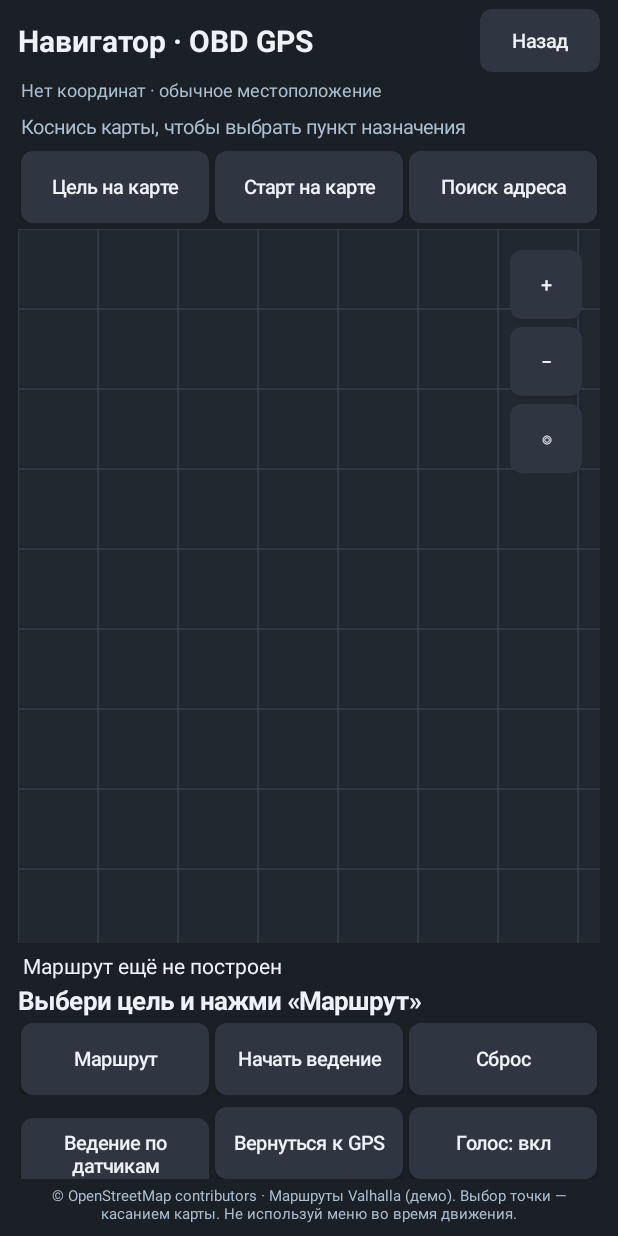
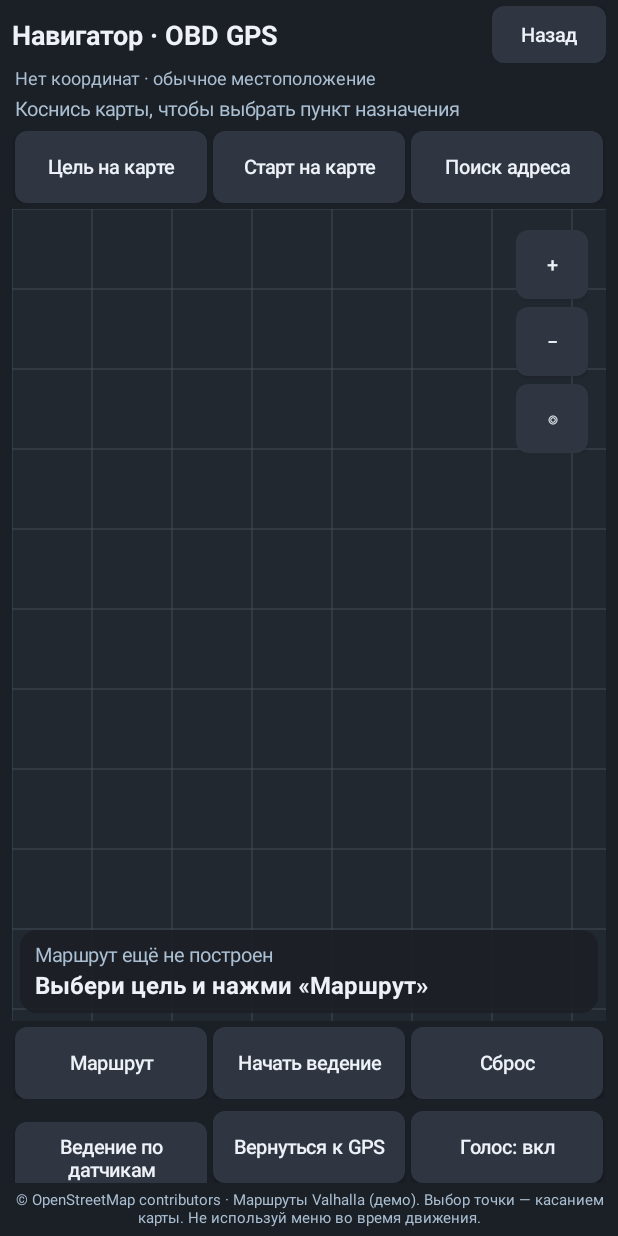
Before and after one commit to morozfiles/gps, an Android app: the NavigatorActivity screen opened directly, with no data from a screen before it, on a phone screen of 412 x 824 dp. Run offline under Robolectric (Android 15) with nearby library versions, the phone set to English and light mode, and no system bars.

Commit message:
style: expand navigation map vertically by compacting header and floating route status on map

```diff
--- a/app/src/main/java/ua/obdgps/nav/NavigatorActivity.kt
+++ b/app/src/main/java/ua/obdgps/nav/NavigatorActivity.kt
@@ -98,12 +98,12 @@ class NavigatorActivity : Activity() {
         val root=LinearLayout(this).apply {
             orientation=LinearLayout.VERTICAL
             setBackgroundColor(pageBackgroundColor)
-            setPadding(dp(12),dp(6),dp(12),dp(8))
+            setPadding(dp(8),dp(4),dp(8),dp(5))
             setOnApplyWindowInsetsListener{v,insets->
                 val bars=insets.getInsets(WindowInsets.Type.systemBars() or
                     WindowInsets.Type.displayCutout())
-                v.setPadding(bars.left+dp(12),bars.top+dp(6),
-                    bars.right+dp(12),bars.bottom+dp(8))
+                v.setPadding(bars.left+dp(8),bars.top+dp(4),
+                    bars.right+dp(8),bars.bottom+dp(5))
                 insets
             }
         }
@@ -112,19 +112,22 @@ class NavigatorActivity : Activity() {
             orientation=LinearLayout.HORIZONTAL
             gravity=Gravity.CENTER_VERTICAL
         }
-        title.addView(label("Навигатор · OBD GPS",20f).apply {
+        title.addView(label("Навигатор · OBD GPS",18f).apply {
             typeface=Typeface.DEFAULT_BOLD
         },LinearLayout.LayoutParams(0,LinearLayout.LayoutParams.WRAP_CONTENT,1f))
         title.addView(styledButton("Назад"){finish()},
-            LinearLayout.LayoutParams(dp(80),dp(42)))
+            LinearLayout.LayoutParams(dp(76),dp(38)))
         root.addView(title)
 
         source=label("Источники координат: ожидание",12f,secondary)
-        source.setPadding(dp(2),dp(3),dp(2),dp(5))
+        source.setPadding(dp(2),dp(1),dp(2),dp(2))
+        source.maxLines=1
+        source.ellipsize=android.text.TextUtils.TruncateAt.END
         root.addView(source)
 
         pickStatus=label("Коснись карты, чтобы выбрать пункт назначения",13f,secondary)
-        pickStatus.setPadding(dp(2),dp(2),dp(2),dp(3))
+        pickStatus.setPadding(dp(2),dp(1),dp(2),dp(2))
+        pickStatus.maxLines=2
         root.addView(pickStatus)
 
         root.addView(row(
@@ -159,14 +162,32 @@ class NavigatorActivity : Activity() {
         root.addView(mapContainer,LinearLayout.LayoutParams(
             LinearLayout.LayoutParams.MATCH_PARENT,0,1f))
 
-        summary=label("Маршрут ещё не построен",14f,textColor)
-        summary.setPadding(dp(3),dp(5),dp(3),dp(2))
-        root.addView(summary)
-        instruction=label("Выбери цель и нажми «Маршрут»",17f,textColor).apply {
+        // Status overlays the bottom of the map instead of taking up a
+        // separate full-height block. This leaves more vertical room for roads.
+        val mapStatus=LinearLayout(this).apply {
+            orientation=LinearLayout.VERTICAL
+            setPadding(dp(10),dp(7),dp(10),dp(8))
+            background=GradientDrawable().apply {
+                setColor(Color.argb(228,27,31,38))
+                cornerRadius=dp(11).toFloat()
+            }
+        }
+        summary=label("Маршрут ещё не построен",13f,secondary).apply {
+            maxLines=2
+        }
+        mapStatus.addView(summary)
+        instruction=label("Выбери цель и нажми «Маршрут»",16f,textColor).apply {
             typeface=Typeface.DEFAULT_BOLD
-            maxLines=3
+            maxLines=2
+            ellipsize=android.text.TextUtils.TruncateAt.END
         }
-        root.addView(instruction)
+        mapStatus.addView(instruction)
+        mapContainer.addView(mapStatus,FrameLayout.LayoutParams(
+            FrameLayout.LayoutParams.MATCH_PARENT,
+            FrameLayout.LayoutParams.WRAP_CONTENT,
+            Gravity.BOTTOM).apply {
+                setMargins(dp(5),0,dp(5),dp(5))
+            })
 
         root.addView(row(
             styledButton("Маршрут"){buildRoute(false)},
```
